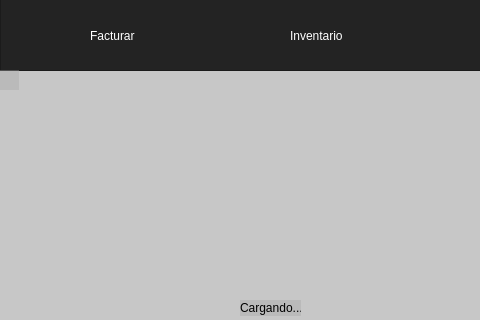
First picture: the form in ui/mainWindow.ui, repository Moises024/sistema_de_caja, before the edit; both pictures show x 0 to 480 and y 0 to 320 of the 1151 by 600 pixel window.
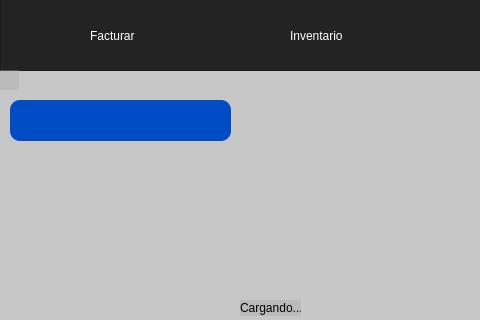
Second picture: the form after the edit. Icons and pictures are not drawn.

Diff of the .ui file:
```diff
--- a/ui/mainWindow.ui
+++ b/ui/mainWindow.ui
@@ -223,6 +223,28 @@
     <string>Cargando...</string>
    </property>
   </widget>
+  <widget class="QLabel" name="msg">
+   <property name="geometry">
+    <rect>
+     <x>10</x>
+     <y>100</y>
+     <width>221</width>
+     <height>41</height>
+    </rect>
+   </property>
+   <property name="styleSheet">
+    <string notr="true">border-radius: 10px;
+background-color: rgb(0, 76, 197);
+color: rgb(255, 255, 255);
+font-size: 20px;</string>
+   </property>
+   <property name="text">
+    <string/>
+   </property>
+   <property name="alignment">
+    <set>Qt::AlignCenter</set>
+   </property>
+  </widget>
  </widget>
  <resources/>
  <connections/>
```
